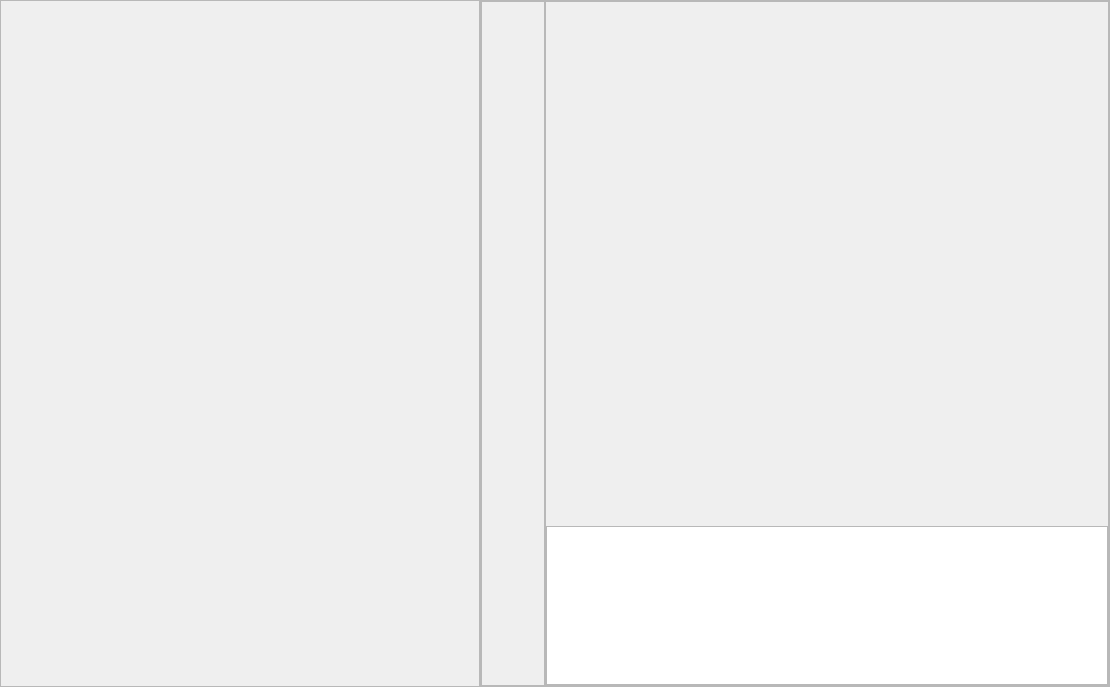
Above: olive/gui/backend/qt/acquisition/view.ui from liuyenting/olive-core before the change. Below: the same form after it.
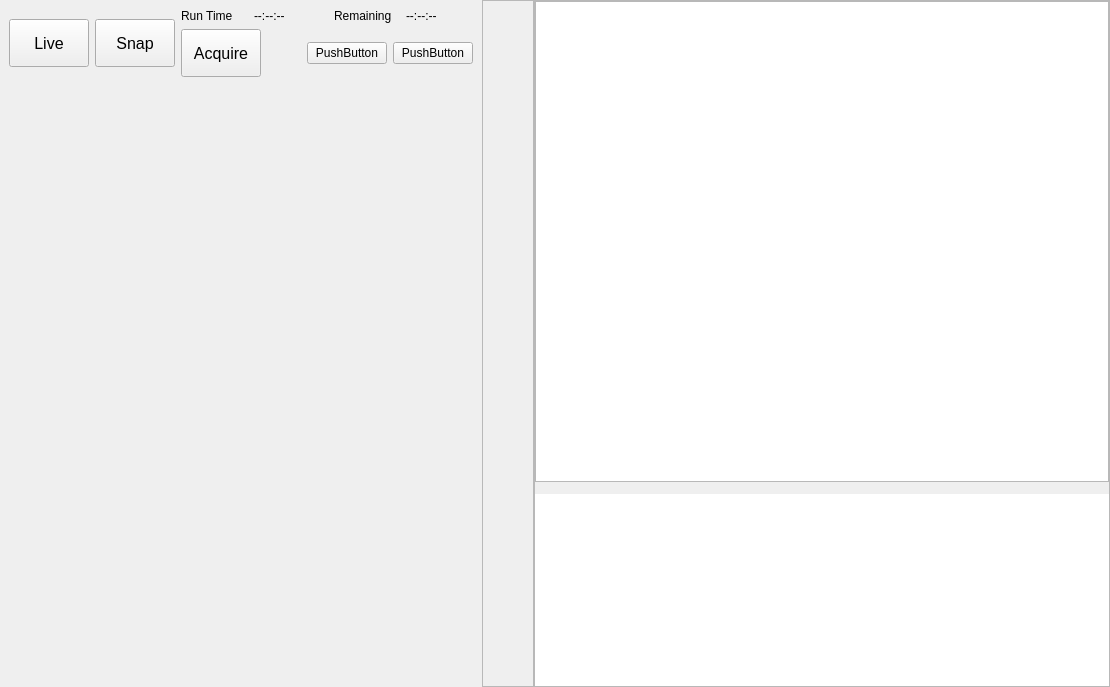
That is the form after the change. Icons and pictures are not drawn.

Diff of the .ui file:
```diff
--- a/olive/gui/backend/qt/acquisition/view.ui
+++ b/olive/gui/backend/qt/acquisition/view.ui
@@ -44,11 +44,165 @@
       </size>
      </property>
      <property name="frameShape">
-      <enum>QFrame::StyledPanel</enum>
+      <enum>QFrame::NoFrame</enum>
      </property>
      <property name="frameShadow">
-      <enum>QFrame::Raised</enum>
+      <enum>QFrame::Plain</enum>
      </property>
+     <property name="lineWidth">
+      <number>0</number>
+     </property>
+     <layout class="QVBoxLayout" name="verticalLayout_4">
+      <item>
+       <layout class="QHBoxLayout" name="horizontalLayout">
+        <item>
+         <widget class="QPushButton" name="live">
+          <property name="minimumSize">
+           <size>
+            <width>0</width>
+            <height>48</height>
+           </size>
+          </property>
+          <property name="font">
+           <font>
+            <pointsize>12</pointsize>
+           </font>
+          </property>
+          <property name="text">
+           <string>Live</string>
+          </property>
+         </widget>
+        </item>
+        <item>
+         <widget class="QPushButton" name="snap">
+          <property name="minimumSize">
+           <size>
+            <width>0</width>
+            <height>48</height>
+           </size>
+          </property>
+          <property name="font">
+           <font>
+            <pointsize>12</pointsize>
+           </font>
+          </property>
+          <property name="text">
+           <string>Snap</string>
+          </property>
+         </widget>
+        </item>
+        <item>
+         <layout class="QVBoxLayout" name="verticalLayout_5">
+          <item>
+           <layout class="QHBoxLayout" name="horizontalLayout_2">
+            <item>
+             <widget class="QLabel" name="label">
+              <property name="text">
+               <string>Run Time</string>
+              </property>
+             </widget>
+            </item>
+            <item>
+             <widget class="QLabel" name="label_2">
+              <property name="text">
+               <string>--:--:--</string>
+              </property>
+             </widget>
+            </item>
+            <item>
+             <spacer name="horizontalSpacer_2">
+              <property name="orientation">
+               <enum>Qt::Horizontal</enum>
+              </property>
+             </spacer>
+            </item>
+            <item>
+             <widget class="QLabel" name="label_3">
+              <property name="text">
+               <string>Remaining</string>
+              </property>
+             </widget>
+            </item>
+            <item>
+             <widget class="QLabel" name="label_4">
+              <property name="text">
+               <string>--:--:--</string>
+              </property>
+             </widget>
+            </item>
+           </layout>
+          </item>
+          <item>
+           <layout class="QHBoxLayout" name="horizontalLayout_3">
+            <item>
+             <widget class="QPushButton" name="acquire">
+              <property name="minimumSize">
+               <size>
+                <width>0</width>
+                <height>48</height>
+               </size>
+              </property>
+              <property name="font">
+               <font>
+                <pointsize>12</pointsize>
+               </font>
+              </property>
+              <property name="text">
+               <string>Acquire</string>
+              </property>
+             </widget>
+            </item>
+            <item>
+             <spacer name="horizontalSpacer">
+              <property name="orientation">
+               <enum>Qt::Horizontal</enum>
+              </property>
+              <property name="sizeHint" stdset="0">
+               <size>
+                <width>40</width>
+                <height>20</height>
+               </size>
+              </property>
+             </spacer>
+            </item>
+            <item>
+             <widget class="QPushButton" name="pause">
+              <property name="text">
+               <string>PushButton</string>
+              </property>
+             </widget>
+            </item>
+            <item>
+             <widget class="QPushButton" name="stop">
+              <property name="text">
+               <string>PushButton</string>
+              </property>
+             </widget>
+            </item>
+           </layout>
+          </item>
+         </layout>
+        </item>
+       </layout>
+      </item>
+      <item>
+       <layout class="QVBoxLayout" name="verticalLayout_3">
+        <item>
+         <spacer name="verticalSpacer">
+          <property name="orientation">
+           <enum>Qt::Vertical</enum>
+          </property>
+          <property name="sizeHint" stdset="0">
+           <size>
+            <width>20</width>
+            <height>40</height>
+           </size>
+          </property>
+         </spacer>
+        </item>
+       </layout>
+      </item>
+     </layout>
     </widget>
    </item>
    <item>
@@ -60,10 +214,13 @@
       </sizepolicy>
      </property>
      <property name="frameShape">
-      <enum>QFrame::StyledPanel</enum>
+      <enum>QFrame::NoFrame</enum>
      </property>
      <property name="frameShadow">
-      <enum>QFrame::Raised</enum>
+      <enum>QFrame::Plain</enum>
+     </property>
+     <property name="lineWidth">
+      <number>0</number>
      </property>
      <layout class="QGridLayout" name="viewer_main_layout">
       <property name="leftMargin">
@@ -95,6 +252,21 @@
            <enum>QFrame::Raised</enum>
           </property>
           <layout class="QVBoxLayout" name="verticalLayout_2">
+           <property name="spacing">
+            <number>3</number>
+           </property>
+           <property name="leftMargin">
+            <number>3</number>
+           </property>
+           <property name="topMargin">
+            <number>3</number>
+           </property>
+           <property name="rightMargin">
+            <number>3</number>
+           </property>
+           <property name="bottomMargin">
+            <number>3</number>
+           </property>
            <item>
             <widget class="QToolButton" name="view_2d">
              <property name="toolTip">
@@ -185,20 +357,7 @@
             <number>0</number>
            </property>
            <item>
-            <widget class="QWidget" name="canvas" native="true">
-             <property name="sizePolicy">
-              <sizepolicy hsizetype="Preferred" vsizetype="Preferred">
-               <horstretch>1</horstretch>
-               <verstretch>1</verstretch>
-              </sizepolicy>
-             </property>
-             <property name="minimumSize">
-              <size>
-               <width>512</width>
-               <height>512</height>
-              </size>
-             </property>
-            </widget>
+            <widget class="QGraphicsView" name="canvas"/>
            </item>
            <item>
             <widget class="QFrame" name="image_zoom">
@@ -218,6 +377,15 @@
                <verstretch>0</verstretch>
               </sizepolicy>
              </property>
+             <property name="frameShape">
+              <enum>QFrame::NoFrame</enum>
+             </property>
+             <property name="frameShadow">
+              <enum>QFrame::Plain</enum>
+             </property>
+             <property name="lineWidth">
+              <number>0</number>
+             </property>
             </widget>
            </item>
           </layout>
```
Left out of the diff: 2 changed lines with no effect on the pictures.
